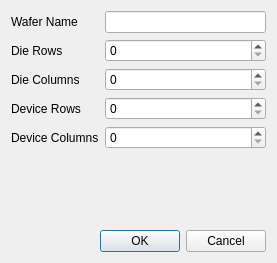
Before: the Qt Designer form NewWafer.ui in grahamrow/WaferTracker2, drawn with Qt 5.
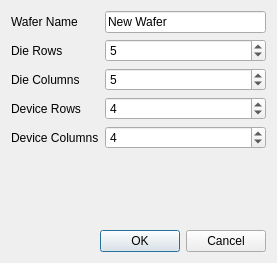
After: the same form once the commit is applied.

Commit message: Cleaned source, added scroll area and new wafer window

Patch:
```diff
--- a/NewWafer.ui
+++ b/NewWafer.ui
@@ -24,7 +24,11 @@
       </widget>
      </item>
      <item row="0" column="1">
-      <widget class="QLineEdit" name="waferName"/>
+      <widget class="QLineEdit" name="waferName">
+       <property name="text">
+        <string>New Wafer</string>
+       </property>
+      </widget>
      </item>
      <item row="1" column="0">
       <widget class="QLabel" name="label">
@@ -34,7 +38,11 @@
       </widget>
      </item>
      <item row="1" column="1">
-      <widget class="QSpinBox" name="dieRows"/>
+      <widget class="QSpinBox" name="dieRows">
+       <property name="value">
+        <number>5</number>
+       </property>
+      </widget>
      </item>
      <item row="2" column="0">
       <widget class="QLabel" name="label_2">
@@ -44,7 +52,11 @@
       </widget>
      </item>
      <item row="2" column="1">
-      <widget class="QSpinBox" name="dieColumns"/>
+      <widget class="QSpinBox" name="dieCols">
+       <property name="value">
+        <number>5</number>
+       </property>
+      </widget>
      </item>
      <item row="3" column="0">
       <widget class="QLabel" name="label_3">
@@ -54,7 +66,11 @@
       </widget>
      </item>
      <item row="3" column="1">
-      <widget class="QSpinBox" name="deviceRows"/>
+      <widget class="QSpinBox" name="deviceRows">
+       <property name="value">
+        <number>4</number>
+       </property>
+      </widget>
      </item>
      <item row="4" column="0">
       <widget class="QLabel" name="label_4">
@@ -64,7 +80,11 @@
       </widget>
      </item>
      <item row="4" column="1">
-      <widget class="QSpinBox" name="deviceColumns"/>
+      <widget class="QSpinBox" name="deviceCols">
+       <property name="value">
+        <number>4</number>
+       </property>
+      </widget>
      </item>
     </layout>
    </item>
```
Left out of the diff: 2 changed lines with no effect on the pictures. The commit also changes 1 other file.
